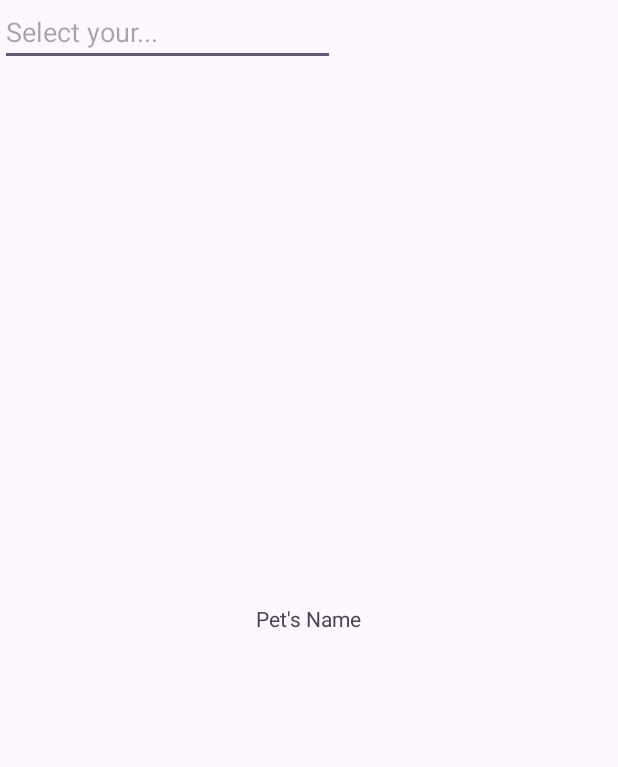
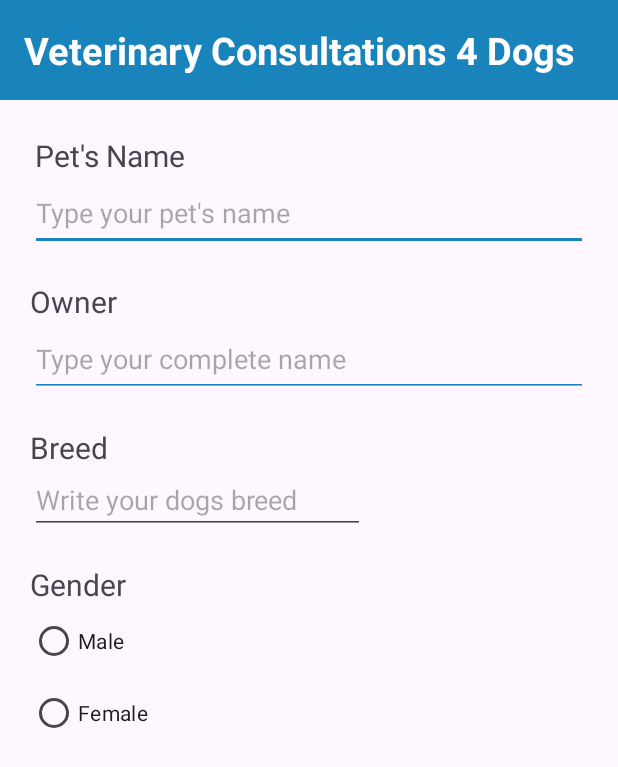
Before and after one commit to RochaDiego04/ElementosVisuales, an Android app: the screen it shows after launch (MainActivity), on a phone screen of 412 x 824 dp. Shown: the top 767 px of the screen. Run offline under Robolectric (Android 15) with nearby library versions, the phone set to English and light mode, and no system bars.

Commit message:
Adding Visual elements to main form

```diff
--- a/app/src/main/java/com/example/elementosvisualestarea/MainActivity.kt
+++ b/app/src/main/java/com/example/elementosvisualestarea/MainActivity.kt
@@ -11,7 +11,7 @@ class MainActivity : AppCompatActivity() {
         super.onCreate(savedInstanceState)
         setContentView(R.layout.activity_main)
 
-        val autoCompleteTextView: AutoCompleteTextView = findViewById(R.id.autoCompleteTextView)
+        val autoCompleteTextView: AutoCompleteTextView = findViewById(R.id.activity_main_autoCompleteTextView)
         val breeds = resources.getStringArray(R.array.breeds)
         val adapter = ArrayAdapter(this, android.R.layout.simple_dropdown_item_1line, breeds)
         autoCompleteTextView.setAdapter(adapter)
--- a/app/src/main/res/layout/activity_main.xml
+++ b/app/src/main/res/layout/activity_main.xml
@@ -6,22 +6,118 @@
     android:layout_height="match_parent"
     tools:context=".MainActivity">
 
-    <TextView
-        android:layout_width="wrap_content"
-        android:layout_height="wrap_content"
-        android:text="@string/pets_name"
-        app:layout_constraintBottom_toBottomOf="parent"
+    <include
+        android:id="@+id/include"
+        layout="@layout/header_veterinary"
         app:layout_constraintEnd_toEndOf="parent"
         app:layout_constraintStart_toStartOf="parent"
         app:layout_constraintTop_toTopOf="parent" />
 
+    <TextView
+        android:id="@+id/activity_main_txt_pets_name"
+        android:layout_width="wrap_content"
+        android:layout_height="wrap_content"
+        android:layout_margin="23dp"
+        android:text="@string/txt_pets_name"
+        android:textSize="20dp"
+        app:layout_constraintStart_toStartOf="parent"
+        app:layout_constraintTop_toBottomOf="@+id/include" />
+
+    <EditText
+        android:id="@+id/activity_main_editText_pets_name"
+        android:layout_width="match_parent"
+        android:layout_height="50dp"
+        android:layout_marginLeft="20dp"
+        android:layout_marginRight="20dp"
+        android:backgroundTint="@color/mainColor"
+        android:hint="@string/editText_pets_name"
+        android:inputType="text"
+        app:layout_constraintEnd_toEndOf="parent"
+        app:layout_constraintStart_toStartOf="parent"
+        app:layout_constraintTop_toBottomOf="@+id/activity_main_txt_pets_name" />
+
+    <TextView
+        android:id="@+id/activity_main_txt_owner"
+        android:layout_width="wrap_content"
+        android:layout_height="wrap_content"
+        android:layout_marginLeft="20dp"
+        android:layout_marginTop="20dp"
+        android:text="@string/txt_owner"
+        android:textSize="20dp"
+        app:layout_constraintStart_toStartOf="parent"
+        app:layout_constraintTop_toBottomOf="@+id/activity_main_editText_pets_name" />
+
+    <EditText
+        android:id="@+id/activity_main_editText_owner"
+        android:layout_width="match_parent"
+        android:layout_height="50dp"
+        android:layout_marginLeft="20dp"
+        android:layout_marginRight="20dp"
+        android:backgroundTint="@color/mainColor"
+        android:hint="@string/editText_owner"
+        android:inputType="text"
+        app:layout_constraintEnd_toEndOf="parent"
+        app:layout_constraintHorizontal_bias="0.825"
+        app:layout_constraintStart_toStartOf="parent"
+        app:layout_constraintTop_toBottomOf="@+id/activity_main_txt_owner" />
+
+    <TextView
+        android:id="@+id/activity_main_txt_breed"
+        android:layout_width="wrap_content"
+        android:layout_height="wrap_content"
+        android:layout_marginLeft="20dp"
+        android:layout_marginTop="20dp"
+        android:text="@string/txt_dogs_breed"
+        android:textSize="20dp"
+        app:layout_constraintStart_toStartOf="parent"
+        app:layout_constraintTop_toBottomOf="@+id/activity_main_editText_owner" />
+
     <AutoCompleteTextView
-        android:id="@+id/autoCompleteTextView"
+        android:id="@+id/activity_main_autoCompleteTextView"
         android:layout_width="223dp"
         android:layout_height="44dp"
-        android:hint="Select your..."
-        app:layout_constraintTop_toTopOf="parent"
-        tools:layout_editor_absoluteX="94dp" />
+        android:layout_marginLeft="20dp"
+        android:layout_marginRight="20dp"
+        android:hint="@string/txtAutoComplete_dogs_breed"
+        app:layout_constraintStart_toStartOf="parent"
+        app:layout_constraintTop_toBottomOf="@+id/activity_main_txt_breed" />
+
+    <TextView
+        android:id="@+id/activity_main_txt_pets_gender"
+        android:layout_width="wrap_content"
+        android:layout_height="wrap_content"
+        android:layout_marginLeft="20dp"
+        android:layout_marginTop="20dp"
+        android:text="@string/txt_dogs_gender"
+        android:textSize="20dp"
+        app:layout_constraintStart_toStartOf="parent"
+        app:layout_constraintTop_toBottomOf="@+id/activity_main_autoCompleteTextView" />
+
+    <RadioGroup
+        android:layout_width="wrap_content"
+        android:layout_height="wrap_content"
+        android:layout_marginLeft="20dp"
+        app:layout_constraintStart_toStartOf="parent"
+        app:layout_constraintTop_toBottomOf="@+id/activity_main_txt_pets_gender">
+
+        <RadioButton
+            android:id="@+id/activity_main_radio1"
+            android:layout_width="wrap_content"
+            android:layout_height="wrap_content"
+            android:text="Male"
+            tools:layout_editor_absoluteX="48dp"
+            tools:layout_editor_absoluteY="440dp" />
+
+        <RadioButton
+            android:id="@+id/activity_main_radio2"
+            android:layout_width="wrap_content"
+            android:layout_height="wrap_content"
+            android:text="Female"
+            tools:layout_editor_absoluteX="48dp"
+            tools:layout_editor_absoluteY="440dp" />
+
+    </RadioGroup>
+
 
 
 </androidx.constraintlayout.widget.ConstraintLayout>
--- /dev/null
+++ b/app/src/main/res/layout/header_veterinary.xml
@@ -0,0 +1,23 @@
+<?xml version="1.0" encoding="utf-8"?>
+<RelativeLayout xmlns:android="http://schemas.android.com/apk/res/android"
+    android:layout_width="match_parent"
+    android:layout_height="wrap_content"
+    android:background="@color/mainColor">
+
+    <RelativeLayout
+        android:layout_width="match_parent"
+        android:layout_height="wrap_content"
+        android:padding="16dp">
+
+        <TextView
+            android:layout_width="wrap_content"
+            android:layout_height="wrap_content"
+            android:text="@string/txt_header_veterinary"
+            android:textSize="25dp"
+            android:textColor="@color/white"
+            android:textStyle="bold"
+            />
+    </RelativeLayout>
+
+
+</RelativeLayout>
--- a/app/src/main/res/values/colors.xml
+++ b/app/src/main/res/values/colors.xml
@@ -2,4 +2,5 @@
 <resources>
     <color name="black">#FF000000</color>
     <color name="white">#FFFFFFFF</color>
+    <color name="mainColor">#1983BC</color>
 </resources>
--- a/app/src/main/res/values/strings.xml
+++ b/app/src/main/res/values/strings.xml
@@ -1,6 +1,13 @@
 <resources>
     <string name="app_name">ElementosVisualesTarea</string>
-    <string name="pets_name">Pet\'s Name</string>
+    <string name="txt_header_veterinary">Veterinary Consultations 4 Dogs</string>
+    <string name="txt_pets_name">Pet\'s Name</string>
+    <string name="editText_pets_name">Type your pet\'s name</string>
+    <string name="txt_owner">Owner</string>
+    <string name="editText_owner">Type your complete name</string>
+    <string name="txt_dogs_breed">Breed</string>
+    <string name="txtAutoComplete_dogs_breed">Write your dogs breed</string>
+    <string name="txt_dogs_gender">Gender</string>
 
     <string-array name="breeds">
         <item>Poodle</item>
```
